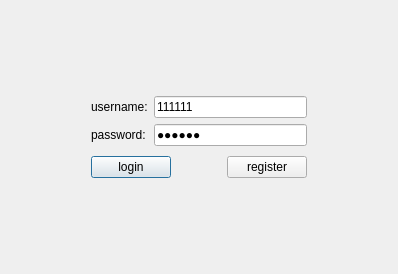
First picture: the form in client/ui/logindialog.ui, repository lsh9/YAIM, before the edit.
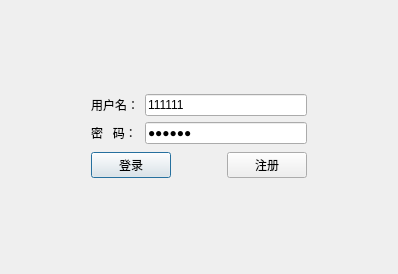
Second picture: the form after the edit. Icons and pictures are not drawn.

```diff
--- a/client/ui/logindialog.ui
+++ b/client/ui/logindialog.ui
@@ -37,14 +37,14 @@
         <item>
          <widget class="QLabel" name="label">
           <property name="text">
-           <string>username:</string>
+           <string>用户名：</string>
           </property>
          </widget>
         </item>
         <item>
          <widget class="QLabel" name="label_2">
           <property name="text">
-           <string>password:</string>
+           <string>密   码：</string>
           </property>
          </widget>
         </item>
@@ -90,7 +90,7 @@
       <item>
        <widget class="QPushButton" name="pushButtonLogin">
         <property name="text">
-         <string>login</string>
+         <string>登录</string>
         </property>
        </widget>
       </item>
@@ -110,7 +110,7 @@
       <item>
        <widget class="QPushButton" name="pushButtonRegister">
         <property name="text">
-         <string>register</string>
+         <string>注册</string>
         </property>
        </widget>
       </item>
```
